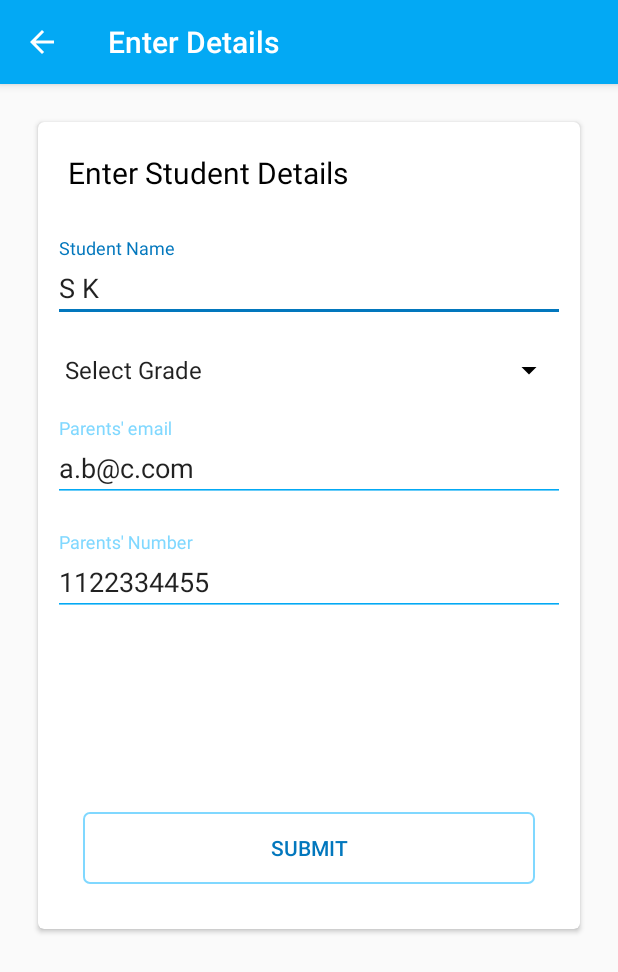
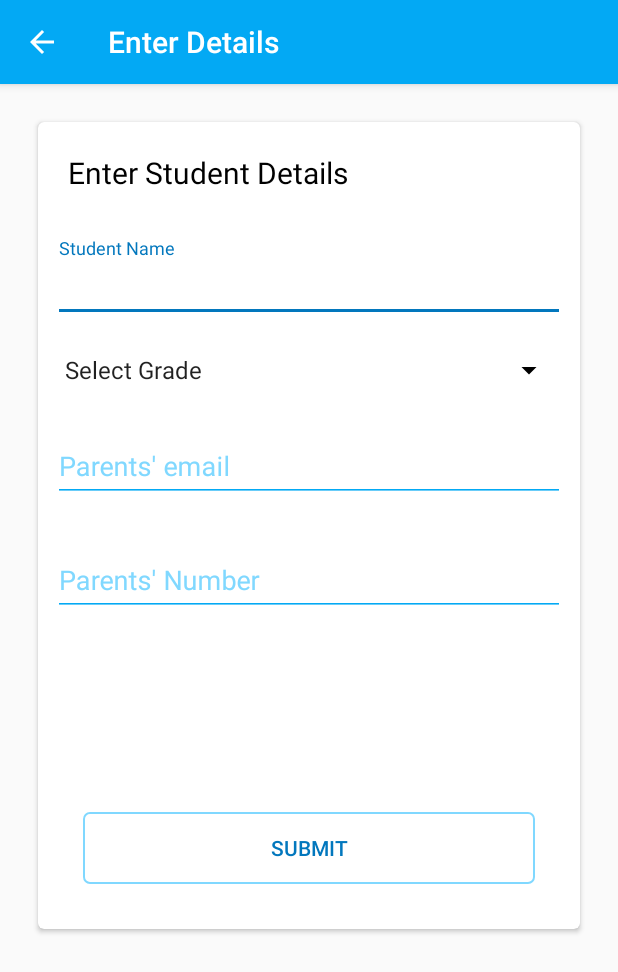
Before and after one commit to diddypod/TestApp, an Android app: the screen it shows after launch (DetailsActivity), after a tap on "TAKE A TEST", on a phone screen of 412 x 824 dp. Shown: the top 972 px of the screen. Run offline under Robolectric (Android 15) with nearby library versions, the phone set to English and light mode, and no system bars; our stand-ins replace ButterKnife.

Commit message:
Remove debugging code

```diff
--- a/app/src/main/java/com/suchit/testapp/data/Result.java
+++ b/app/src/main/java/com/suchit/testapp/data/Result.java
@@ -1,6 +1,4 @@
 package com.suchit.testapp.data;
-
-import android.util.Log;
 
 public class Result {
 
@@ -95,9 +93,6 @@ public class Result {
         return scienceMarks + mathMarks + englishMarks;
     }
     public float getTotalPercentage(){
-        Log.d("SC",scienceMarks+"");
-        Log.d("MA",mathMarks+"");
-        Log.d("EN",englishMarks+"");
         return ((float) (scienceMarks + mathMarks + englishMarks)) / ((float) fullMarks) * 100;
     }
     public float getSciencePercentage(){
--- a/app/src/main/java/com/suchit/testapp/data/Test.java
+++ b/app/src/main/java/com/suchit/testapp/data/Test.java
@@ -2,7 +2,6 @@ package com.suchit.testapp.data;
 
 import android.content.Context;
 import android.support.annotation.Nullable;
-import android.util.Log;
 
 import com.google.gson.JsonArray;
 import com.google.gson.JsonElement;
@@ -65,7 +64,6 @@ public class Test {
             JsonParser parser = new JsonParser();
             return parser.parse(new InputStreamReader(is)).getAsJsonObject();
         } catch (Exception e) {
-            Log.e(TAG, e.getMessage(), e);
         }
         return null;
     }
--- a/app/src/main/java/com/suchit/testapp/detail/MarksFragment.java
+++ b/app/src/main/java/com/suchit/testapp/detail/MarksFragment.java
@@ -5,7 +5,6 @@ import android.os.Bundle;
 import android.support.annotation.NonNull;
 import android.support.annotation.Nullable;
 import android.support.v4.app.Fragment;
-import android.util.Log;
 import android.view.LayoutInflater;
 import android.view.View;
 import android.view.ViewGroup;
--- a/app/src/main/res/layout/fragment_login.xml
+++ b/app/src/main/res/layout/fragment_login.xml
@@ -39,7 +39,6 @@
                     android:layout_width="match_parent"
                     android:layout_height="wrap_content"
                     android:hint="Student Name"
-                    android:text="S K"
                     android:inputType="text|textPersonName" />
             </android.support.design.widget.TextInputLayout>
 
@@ -65,7 +64,6 @@
                     android:layout_width="match_parent"
                     android:layout_height="wrap_content"
                     android:hint="Parents' email"
-                    android:text="a.b@c.com"
                     android:inputType="textEmailAddress" />
             </android.support.design.widget.TextInputLayout>
 
@@ -83,7 +81,6 @@
                     android:layout_width="match_parent"
                     android:layout_height="wrap_content"
                     android:hint="Parents' Number"
-                    android:text="1122334455"
                     android:inputType="phone" />
             </android.support.design.widget.TextInputLayout>
 
--- a/app/src/main/res/layout/fragment_marks.xml
+++ b/app/src/main/res/layout/fragment_marks.xml
@@ -39,7 +39,6 @@
                     android:layout_width="match_parent"
                     android:layout_height="wrap_content"
                     android:hint="Maths"
-                    android:text="95"
                     android:inputType="numberDecimal" />
             </android.support.design.widget.TextInputLayout>
 
@@ -57,7 +56,6 @@
                     android:layout_width="match_parent"
                     android:layout_height="wrap_content"
                     android:hint="Science"
-                    android:text="70"
                     android:inputType="numberDecimal" />
             </android.support.design.widget.TextInputLayout>
 
@@ -75,7 +73,6 @@
                     android:layout_width="match_parent"
                     android:layout_height="wrap_content"
                     android:hint="English"
-                    android:text="85"
                     android:inputType="numberDecimal" />
             </android.support.design.widget.TextInputLayout>
 
--- a/app/src/main/res/layout/fragment_question.xml
+++ b/app/src/main/res/layout/fragment_question.xml
@@ -48,8 +48,7 @@
                         android:layout_width="match_parent"
                         android:layout_height="wrap_content"
                         android:buttonTint="@color/blue"
-                        android:layout_margin="5dp"
-                        android:checked="true"/>
+                        android:layout_margin="5dp"/>
                     <RadioButton
                         android:id="@+id/option_c"
                         android:layout_width="match_parent"
```
Also changed, not shown: app/src/main/java/com/suchit/testapp/test/TestActivity.java (+0 -2 lines).
